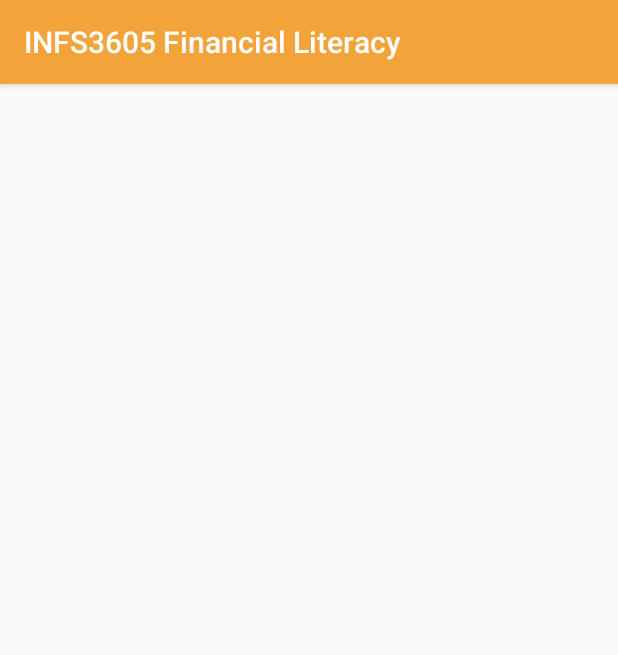
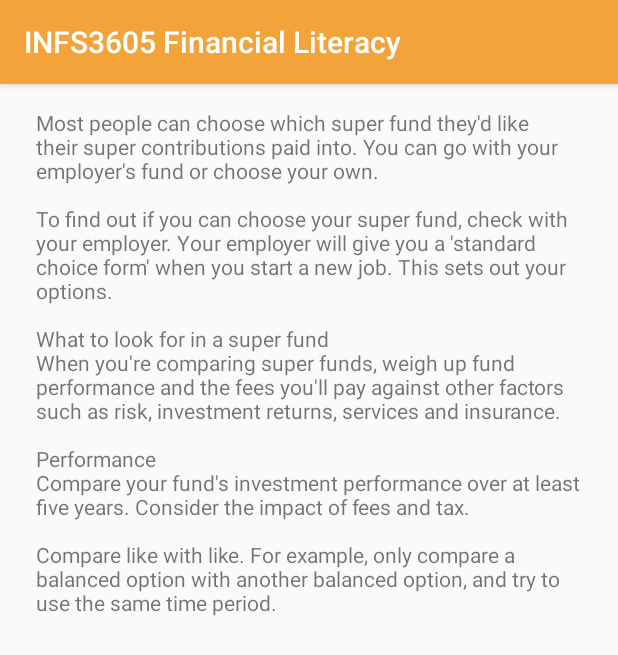
Before and after one commit to Synix12345/INFS3605FinancialLiteracy, an Android app: the LessonActivity screen opened directly, with no data from a screen before it, on a phone screen of 412 x 824 dp. Shown: the top 655 px of the screen. Run offline under Robolectric (Android 15) with nearby library versions, the light colour scheme and no system bars.

Commit message:
Added Information Section. Only Filler info atm

```diff
--- a/app/src/main/java/com/example/infs3605financialliteracy/Activities/LessonActivity.java
+++ b/app/src/main/java/com/example/infs3605financialliteracy/Activities/LessonActivity.java
@@ -2,16 +2,16 @@ package com.example.infs3605financialliteracy.Activities;
 
 import android.content.Intent;
 import android.os.Bundle;
+import android.widget.TextView;
 
 import com.example.infs3605financialliteracy.R;
 
 import androidx.appcompat.app.AppCompatActivity;
-import androidx.recyclerview.widget.LinearLayoutManager;
-import androidx.recyclerview.widget.RecyclerView;
+
 
 public class LessonActivity extends AppCompatActivity {
-    private RecyclerView recyclerView;
-    private LinearLayoutManager layoutManager;
+
+    TextView textView;
 
     @Override
     protected void onCreate(Bundle savedInstanceState) {
@@ -21,13 +21,32 @@ public class LessonActivity extends AppCompatActivity {
         Intent intent = getIntent();
         int lessonnumber = intent.getIntExtra("lessonnumber", 0);
 
-        //obtain handle
-        recyclerView = findViewById(R.id.rv_main);
 
+        textView = findViewById(R.id.tv_info);
 
-        //Set layout manager
-        layoutManager = new LinearLayoutManager(this);
-        recyclerView.setLayoutManager(layoutManager);
+        switch (lessonnumber){
+            case 0:
+                textView.setText("Most people can choose which super fund they'd like their super contributions paid into. You can go with your employer's fund or choose your own.\n" +
+                        "\n" +
+                        "To find out if you can choose your super fund, check with your employer. Your employer will give you a 'standard choice form' when you start a new job. This sets out your options.\n" +
+                        "\n" +
+                        "What to look for in a super fund\n" +
+                        "When you're comparing super funds, weigh up fund performance and the fees you'll pay against other factors such as risk, investment returns, services and insurance.\n" +
+                        "\n" +
+                        "Performance\n" +
+                        "Compare your fund's investment performance over at least five years. Consider the impact of fees and tax.\n" +
+                        "\n" +
+                        "Compare like with like. For example, only compare a balanced option with another balanced option, and try to use the same time period.\n");
+                break;
+            case 1:
+                textView.setText("TESTING 1");
+                break;
+            case 2:
+                textView.setText("Testing 2");
+                break;
+
+        }
+
 
 
     }
--- a/app/src/main/res/layout/activity_lesson.xml
+++ b/app/src/main/res/layout/activity_lesson.xml
@@ -1,12 +1,19 @@
 <?xml version="1.0" encoding="utf-8"?>
-<FrameLayout xmlns:android="http://schemas.android.com/apk/res/android"
+<androidx.constraintlayout.widget.ConstraintLayout xmlns:android="http://schemas.android.com/apk/res/android"
+    xmlns:app="http://schemas.android.com/apk/res-auto"
+    xmlns:tools="http://schemas.android.com/tools"
+    android:id="@+id/constraintLayout"
     android:layout_width="match_parent"
     android:layout_height="match_parent"
-    android:orientation="vertical">
+    android:orientation="vertical" >
 
-    <androidx.recyclerview.widget.RecyclerView
-        android:id="@+id/rv_main"
-        android:scrollbars="vertical"
-        android:layout_width="match_parent"
-        android:layout_height="match_parent" />
-</FrameLayout>
+    <TextView
+        android:id="@+id/tv_info"
+        android:layout_width="364dp"
+        android:layout_height="626dp"
+        android:layout_marginTop="16dp"
+        android:text="TextView"
+        app:layout_constraintEnd_toEndOf="parent"
+        app:layout_constraintStart_toStartOf="parent"
+        app:layout_constraintTop_toTopOf="parent" />
+</androidx.constraintlayout.widget.ConstraintLayout>
```
